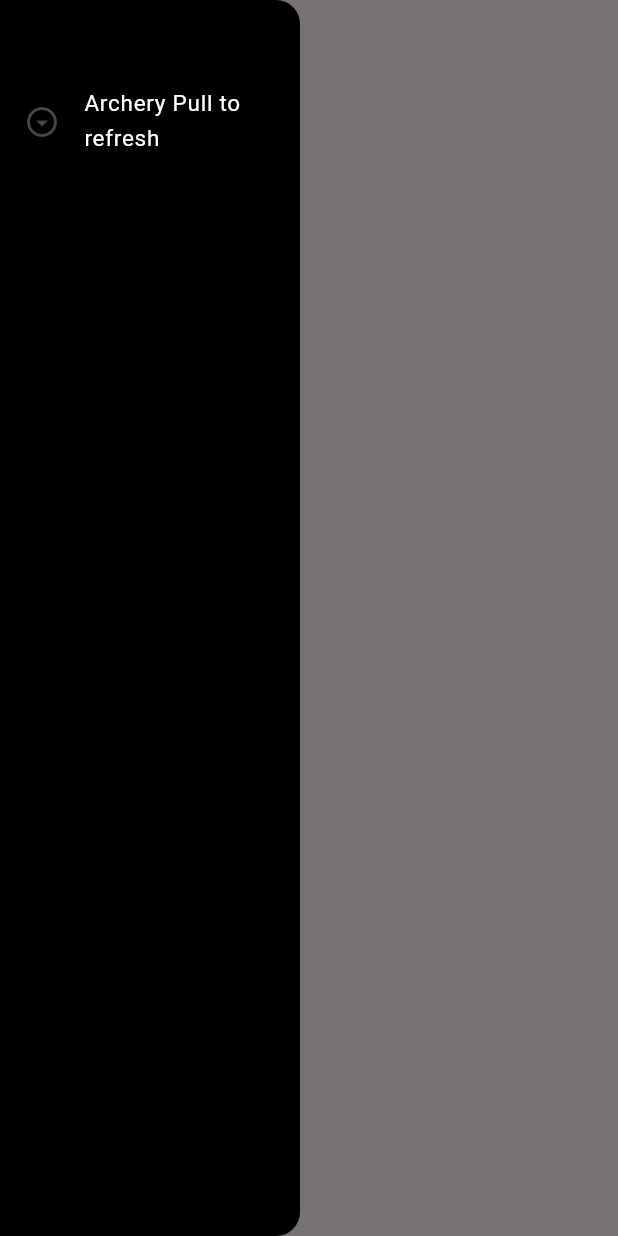
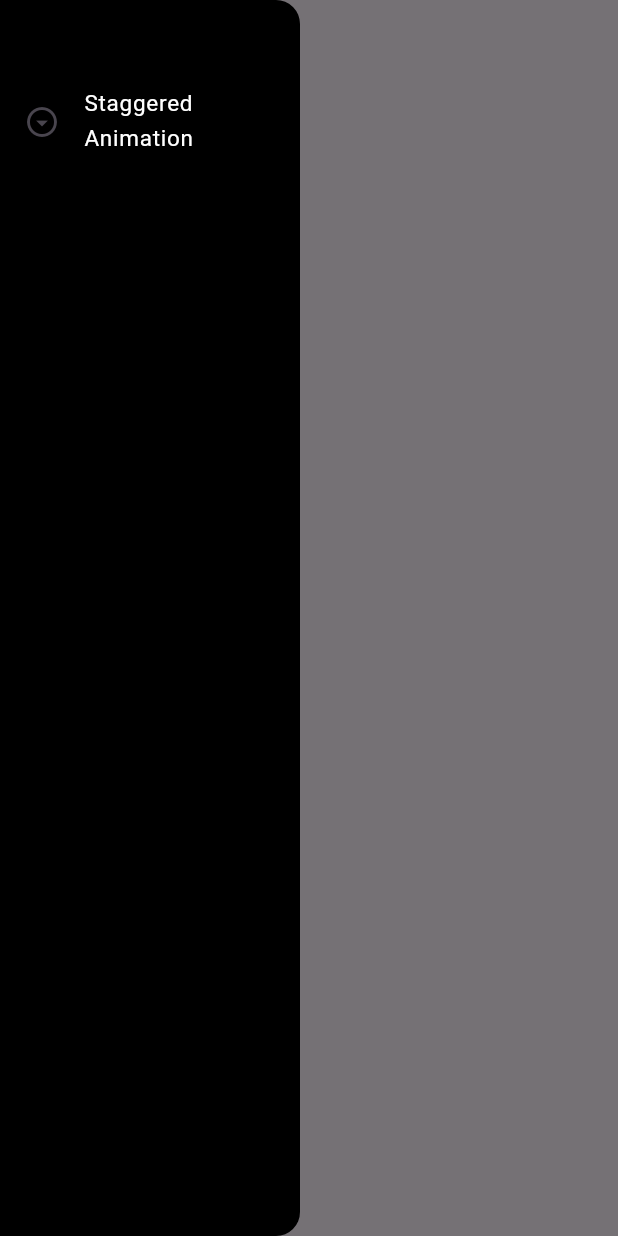
Before and after one commit to nikkieke/flutter_micro_interactions, a Flutter app: the screen it shows after launch, with the side drawer open, on a phone screen of 412 x 824 dp. Run offline on Flutter 3.47's test engine with Material 2 defaults, Android fonts, the light colour scheme and no system bars; our stand-ins replace flutter_svg, percent_indicator.

Commit message:
add home page

```diff
--- a/lib/features/home/home.dart
+++ b/lib/features/home/home.dart
@@ -29,7 +29,7 @@ class SideDrawer extends StatelessWidget {
                 children: [
                   ListTile(
                       leading: const Icon(Icons.arrow_drop_down_circle_outlined),
-                      title: const Text("Archery Pull to refresh",style: TextStyle(
+                      title: const Text("Staggered Animation",style: TextStyle(
                           color: Colors.white,  fontSize: 15)),
                       onTap: (){
                         Navigator.push(context, MaterialPageRoute(builder:(context)=> const StaggeredAnimationScreen()));
```
